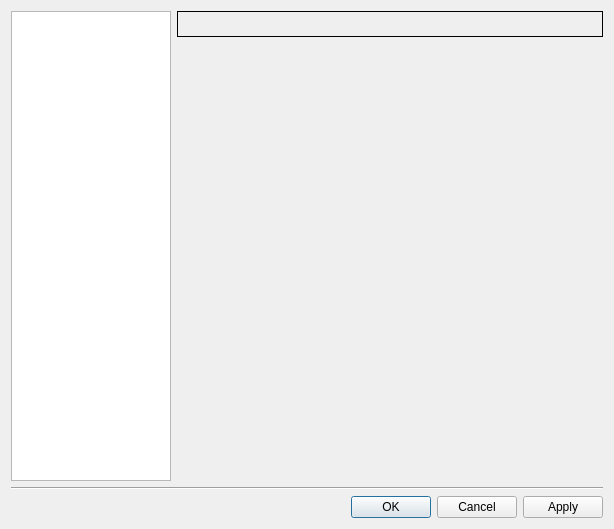
First picture: the form in src/GNS3/Ui/Form_PreferencesDialog.ui, repository GNS3/gns3-legacy, before the edit.
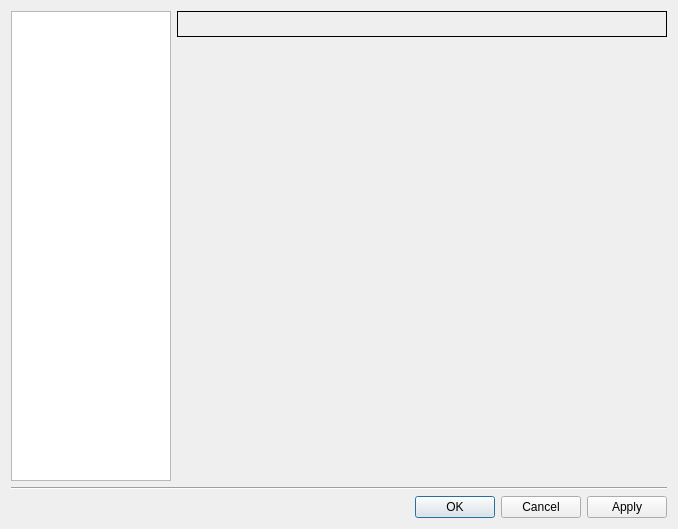
Second picture: the form after the edit. Icons and pictures are not drawn.

```diff
--- a/src/GNS3/Ui/Form_PreferencesDialog.ui
+++ b/src/GNS3/Ui/Form_PreferencesDialog.ui
@@ -5,7 +5,7 @@
    <rect>
     <x>0</x>
     <y>0</y>
-    <width>614</width>
+    <width>678</width>
     <height>529</height>
    </rect>
   </property>
```
